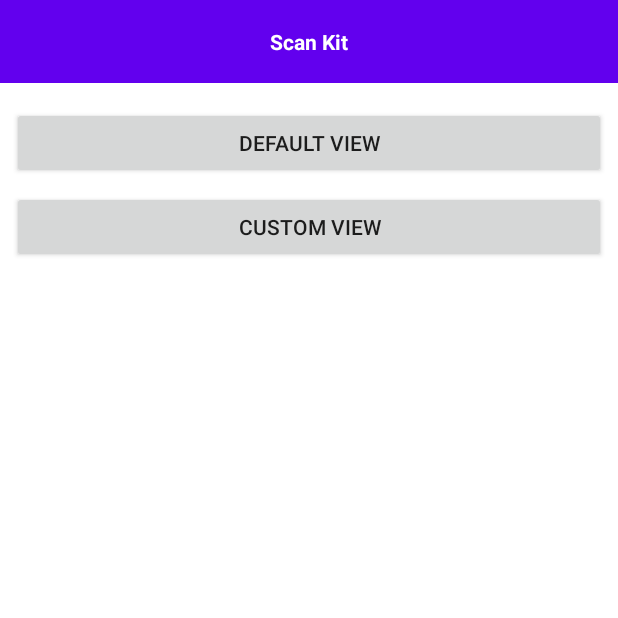
After one commit to yasirtahir/HuaweiCodelabsJava, an Android app: the fragment ScanKitFragment placed in its activity, on a phone screen of 412 x 824 dp, the top half of it. The commit adds this screen. Run offline under Robolectric (Android 15) with nearby library versions, the phone set to English and light mode, and no system bars; our stand-ins replace ButterKnife; libraries missing offline, so code that uses them is left out: com.huawei.agconnect, com.huawei.hms, com.nabinbhandari.android; 1 statement that could not run was skipped.

Commit message:
- Added Scan Kit Default View and Customized View inside fragment

```diff
--- a/HuaweiCodelabs/app/build.gradle
+++ b/HuaweiCodelabs/app/build.gradle
@@ -91,6 +91,9 @@ dependencies {
     // Interstitial Ads Kit
     implementation 'com.huawei.hms:ads-lite:13.4.33.300'
 
+    // Scan Kit
+    implementation 'com.huawei.hms:scan:1.2.5.300'
+
     // ML Kits
     // OCR Kit for general card recognition
     implementation 'com.huawei.hms:ml-computer-vision-ocr:2.0.1.300'
--- a/HuaweiCodelabs/app/src/main/java/com/yasir/huaweicodelabs/fragments/HomeFragment.java
+++ b/HuaweiCodelabs/app/src/main/java/com/yasir/huaweicodelabs/fragments/HomeFragment.java
@@ -31,6 +31,7 @@ import com.yasir.huaweicodelabs.fragments.locationkit.LocationKitFragment;
 import com.yasir.huaweicodelabs.fragments.mapkit.MapKitFragment;
 import com.yasir.huaweicodelabs.fragments.mlkit.MlKitFragment;
 import com.yasir.huaweicodelabs.fragments.safetydetect.SafetyDetectFragment;
+import com.yasir.huaweicodelabs.fragments.scankit.ScanKitFragment;
 
 import butterknife.BindView;
 import butterknife.ButterKnife;
@@ -63,6 +64,9 @@ public class HomeFragment extends BaseFragment implements View.OnClickListener {
 
     @BindView(R.id.btnMlKit)
     Button btnMlKit;
+
+    @BindView(R.id.btnScanKit)
+    Button btnScanKit;
 
     @BindView(R.id.txtPushToken)
     TextView txtPushToken;
@@ -100,6 +104,7 @@ public class HomeFragment extends BaseFragment implements View.OnClickListener {
         btnSafetyDetect.setOnClickListener(this);
         btnAds.setOnClickListener(this);
         btnMlKit.setOnClickListener(this);
+        btnScanKit.setOnClickListener(this);
     }
 
     @Override
@@ -152,6 +157,10 @@ public class HomeFragment extends BaseFragment implements View.OnClickListener {
             case R.id.btnMlKit:
                 sendCustomEvent("MLKitButton");
                 getMainActivity().addFragment(MlKitFragment.newInstance(), MlKitFragment.class.getSimpleName());
+                break;
+            case R.id.btnScanKit:
+                sendCustomEvent("ScanKitButton");
+                getMainActivity().addFragment(ScanKitFragment.newInstance(), ScanKitFragment.class.getSimpleName());
                 break;
         }
     }
--- /dev/null
+++ b/HuaweiCodelabs/app/src/main/java/com/yasir/huaweicodelabs/fragments/scankit/ScanKitFragment.java
@@ -0,0 +1,106 @@
+package com.yasir.huaweicodelabs.fragments.scankit;
+
+import android.content.Intent;
+import android.os.Bundle;
+import android.view.LayoutInflater;
+import android.view.View;
+import android.view.ViewGroup;
+import android.widget.Button;
+import android.widget.Toast;
+
+import androidx.annotation.NonNull;
+import androidx.annotation.Nullable;
+
+import com.huawei.hms.hmsscankit.ScanUtil;
+import com.huawei.hms.ml.scan.HmsScan;
+import com.huawei.hms.ml.scan.HmsScanAnalyzerOptions;
+import com.yasir.huaweicodelabs.R;
+import com.yasir.huaweicodelabs.Utilities.AppLog;
+import com.yasir.huaweicodelabs.fragments.BaseFragment;
+
+import butterknife.BindView;
+import butterknife.ButterKnife;
+
+import static android.app.Activity.RESULT_OK;
+
+public class ScanKitFragment extends BaseFragment implements View.OnClickListener {
+
+    @BindView(R.id.btnDefaultView)
+    Button btnDefaultView;
+
+    @BindView(R.id.btnCustomView)
+    Button btnCustomView;
+
+    private View rootView;
+    public static final int REQUEST_CODE_SCAN_ONE = 2202;
+
+    public static ScanKitFragment newInstance() {
+        return new ScanKitFragment();
+    }
+
+    @Override
+    public void onActivityCreated(@Nullable Bundle savedInstanceState) {
+        super.onActivityCreated(savedInstanceState);
+
+        getMainActivity().setHeading("Scan Kit");
+
+        btnDefaultView.setOnClickListener(this);
+        btnCustomView.setOnClickListener(this);
+    }
+
+    @Override
+    public View onCreateView(@NonNull LayoutInflater inflater, ViewGroup container, Bundle savedInstanceState) {
+        if (rootView == null) {
+            rootView = inflater.inflate(R.layout.fragment_scan_kit, container, false);
+        } else {
+            container.removeView(rootView);
+        }
+
+        ButterKnife.bind(this, rootView);
+
+        return rootView;
+    }
+
+    @Override
+    public void onClick(View v) {
+        switch (v.getId()) {
+            case R.id.btnDefaultView:
+                showDefaultView();
+                break;
+            case R.id.btnCustomView:
+                showCustomView();
+                break;
+        }
+    }
+
+    private void showCustomView(){
+        getMainActivity().addFragment(CustomizedViewFragment.newInstance(), CustomizedViewFragment.class.getSimpleName());
+    }
+
+    private void showDefaultView() {
+        HmsScanAnalyzerOptions options = new HmsScanAnalyzerOptions.Creator()
+                .setHmsScanTypes(HmsScan.ALL_SCAN_TYPE).create(); // Set the type of code you want to scan
+        ScanUtil.startScan(getMainActivity(), REQUEST_CODE_SCAN_ONE, options);
+    }
+
+    @Override
+    public void onActivityResult(int requestCode, int resultCode, Intent data) {
+        super.onActivityResult(requestCode, resultCode, data);
+
+        if (resultCode != RESULT_OK || data == null) {
+            return;
+        }
+
+        if (requestCode == REQUEST_CODE_SCAN_ONE) {
+            AppLog.Error(ScanKitFragment.class.getSimpleName(), data.getDataString());
+            // Input an image for scanning and return the result.
+            HmsScan hmsScan = data.getParcelableExtra(ScanUtil.RESULT);
+            if (hmsScan != null && hmsScan.getOriginalValue() != null) {
+                Toast.makeText(getMainActivity(), hmsScan.getOriginalValue(), Toast.LENGTH_LONG).show();
+                // Display the decoding result.
+                AppLog.Error(ScanKitFragment.class.getSimpleName(), hmsScan.getOriginalValue());
+            }
+        }
+    }
+
+}
--- /dev/null
+++ b/HuaweiCodelabs/app/src/main/res/layout/fragment_scan_kit.xml
@@ -0,0 +1,23 @@
+<?xml version="1.0" encoding="utf-8"?>
+<RelativeLayout xmlns:android="http://schemas.android.com/apk/res/android"
+    android:padding="@dimen/upsdk_margin_l"
+    android:background="@android:color/white"
+    android:layout_width="match_parent"
+    android:layout_height="match_parent">
+
+    <Button
+        android:id="@+id/btnDefaultView"
+        android:layout_marginTop="@dimen/upsdk_margin_l"
+        android:text="@string/default_view"
+        android:layout_width="match_parent"
+        android:layout_height="wrap_content" />
+
+    <Button
+        android:id="@+id/btnCustomView"
+        android:layout_marginTop="@dimen/upsdk_margin_l"
+        android:layout_below="@+id/btnDefaultView"
+        android:text="@string/custom_view"
+        android:layout_width="match_parent"
+        android:layout_height="wrap_content" />
+
+</RelativeLayout>
--- a/HuaweiCodelabs/app/src/main/res/values/strings.xml
+++ b/HuaweiCodelabs/app/src/main/res/values/strings.xml
@@ -1,5 +1,7 @@
 <resources>
 
+    <string name="quit_msg">Are you sure, you want to close the application?</string>
+    <string name="quit_title">Confirmation</string>
     <string name="app_name">Code Labs</string>
     <string name="splash_name">Code Labs \n\nby\n\n YASIR TAHIR</string>
     <string name="huawei_account_kit">Huawei Account Kit</string>
@@ -32,6 +34,9 @@
     <string name="ad_kit">Ad Kit</string>
     <string name="show">Show</string>
     <string name="ml_kit">ML Kit</string>
+    <string name="default_view">Default View</string>
+    <string name="custom_view">Custom View</string>
+    <string name="scan_kit">Scan Kit</string>
     <string name="asr">Automatic Speech Recognition</string>
     <string name="general_card_recognition">General Card Recognition</string>
     <string name="detect_from_video">Detect from Video</string>
```
Also changed, not shown: HuaweiCodelabs/app/src/main/java/com/yasir/huaweicodelabs/activities/MainActivity.java (+19 -8 lines), HuaweiCodelabs/app/src/main/java/com/yasir/huaweicodelabs/fragments/scankit/CustomizedViewFragment.java (added, +118 -0 lines), HuaweiCodelabs/app/src/main/res/layout/fragment_customized_view.xml (added, +12 -0 lines), HuaweiCodelabs/app/src/main/res/layout/fragment_home.xml (+9 -1 lines).
